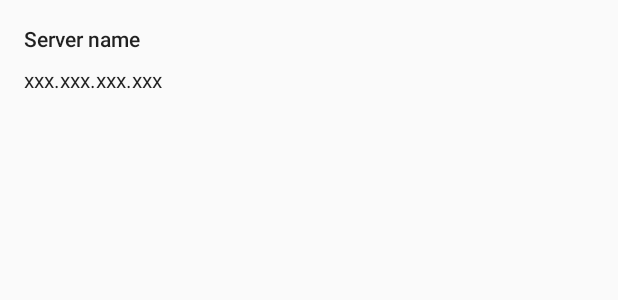
After one commit to dhbtk/dropit, an Android app: the layout fragment_server.xml on its own in the app's theme, with its tools: preview values and no code run, on a phone screen of 412 x 824 dp. The commit adds this screen. Shown: the top 300 px of the screen. Run offline under Robolectric (Android 15) with nearby library versions, the phone set to English and light mode, and no system bars.

Commit message:
Work on android

```diff
--- a/android/app/build.gradle
+++ b/android/app/build.gradle
@@ -24,7 +24,7 @@ android {
 
 dependencies {
     implementation fileTree(dir: 'libs', include: ['*.jar'])
-    implementation "org.jetbrains.kotlin:kotlin-stdlib-jre7:$kotlin_version"
+    implementation "org.jetbrains.kotlin:kotlin-stdlib-jdk7:$kotlin_version"
     // support libs
     implementation 'com.android.support:appcompat-v7:27.1.1'
     implementation 'com.android.support.constraint:constraint-layout:1.1.2'
--- a/android/app/src/main/java/dropit/mobile/ui/transfer/FileListFragment.kt
+++ b/android/app/src/main/java/dropit/mobile/ui/transfer/FileListFragment.kt
@@ -57,9 +57,9 @@ class FileListFragment : Fragment(), RecyclerItemTouchHelper.SwipeListener {
         val listFile = items.get(index)
         listFileAdapter.remove(index)
         val snackbar = Snackbar.make(coordinatorLayout, getString(R.string.removed_from_transfer), Snackbar.LENGTH_LONG)
-        snackbar.setAction(getString(R.string.undo), {
+        snackbar.setAction(getString(R.string.undo)) {
             listFileAdapter.add(listFile, index)
-        })
+        }
         snackbar.show()
     }
 
--- /dev/null
+++ b/android/app/src/main/res/layout/fragment_server.xml
@@ -0,0 +1,28 @@
+<?xml version="1.0" encoding="utf-8"?>
+<android.support.constraint.ConstraintLayout xmlns:android="http://schemas.android.com/apk/res/android"
+                                             xmlns:app="http://schemas.android.com/apk/res-auto"
+                                             xmlns:tools="http://schemas.android.com/tools"
+                                             android:layout_width="match_parent"
+                                             android:layout_height="wrap_content"
+                                             android:orientation="horizontal"
+                                             android:layout_margin="16dp">
+
+    <TextView
+            android:id="@+id/server_name"
+            android:layout_width="match_parent"
+            android:layout_height="wrap_content"
+            tools:text="Server name"
+            app:layout_constraintTop_toTopOf="parent"
+            app:layout_constraintStart_toStartOf="parent"
+            android:textAppearance="@style/TextAppearance.AppCompat.Body2"/>
+
+    <TextView
+            android:id="@+id/server_ip"
+            android:layout_width="match_parent"
+            android:layout_height="wrap_content"
+            tools:text="xxx.xxx.xxx.xxx"
+            app:layout_constraintTop_toBottomOf="@+id/server_name"
+            app:layout_constraintStart_toStartOf="parent"
+            android:textAppearance="@style/TextAppearance.AppCompat.Body1"
+            android:layout_marginTop="8dp"/>
+</android.support.constraint.ConstraintLayout>
--- a/android/app/src/main/res/values/dimens.xml
+++ b/android/app/src/main/res/values/dimens.xml
@@ -4,4 +4,5 @@
     <dimen name="delete_icon">32dp</dimen>
     <dimen name="file_icon">48dp</dimen>
     <dimen name="small_pad">16dp</dimen>
+    <dimen name="text_margin">16dp</dimen>
 </resources>
--- a/android/build.gradle
+++ b/android/build.gradle
@@ -1,13 +1,13 @@
 // Top-level build file where you can add configuration options common to all sub-projects/modules.
 
 buildscript {
-    ext.kotlin_version = '1.2.30'
+    ext.kotlin_version = '1.2.50'
     repositories {
         google()
         jcenter()
     }
     dependencies {
-        classpath 'com.android.tools.build:gradle:3.1.3'
+        classpath 'com.android.tools.build:gradle:3.1.4'
         classpath "org.jetbrains.kotlin:kotlin-gradle-plugin:$kotlin_version"
 
         // NOTE: Do not place your application dependencies here; they belong
--- a/desktop/src/main/kotlin/dropit/domain/service/TransferService.kt
+++ b/desktop/src/main/kotlin/dropit/domain/service/TransferService.kt
@@ -61,7 +61,7 @@ class TransferService(val create: DSLContext, val settings: AppSettings) {
      * uploads a file, notifying the UI of progress.
      */
     fun uploadFile(token: String, fileId: String, body: Mono<FilePart>): Mono<Void> {
-        val phone = create.fetchOne(PHONE, PHONE.TOKEN.eq(token)).into(Phone::class.java)
+        val phone = create.fetchOne(PHONE, PHONE.TOKEN.eq(token).and(PHONE.STATUS.eq(TokenStatus.AUTHORIZED.name))).into(Phone::class.java)
                 ?: throw UnauthorizedException()
         val transferFile = create.select().from(TRANSFER_FILE)
                 .join(TRANSFER).on(TRANSFER_FILE.TRANSFER_ID.eq(TRANSFER.ID))
```
Also changed, not shown: android/app/src/main/java/dropit/mobile/ui/transfer/SendTransferActivity.kt (+15 -4 lines), android/app/src/main/java/dropit/mobile/ui/transfer/ServerListFragment.kt (added, +49 -0 lines), android/app/src/main/java/dropit/mobile/ui/transfer/adapter/ListServerAdapter.kt (added, +47 -0 lines), android/app/src/main/java/dropit/mobile/ui/transfer/model/ListServer.kt (added, +11 -0 lines), android/app/src/main/res/anim/enter_from_left.xml (added, +7 -0 lines), android/app/src/main/res/anim/enter_from_right.xml (added, +7 -0 lines), android/app/src/main/res/anim/exit_to_left.xml (added, +7 -0 lines), android/app/src/main/res/anim/exit_to_right.xml (added, +7 -0 lines), android/app/src/main/res/layout/fragment_server_list.xml (added, +16 -0 lines).
